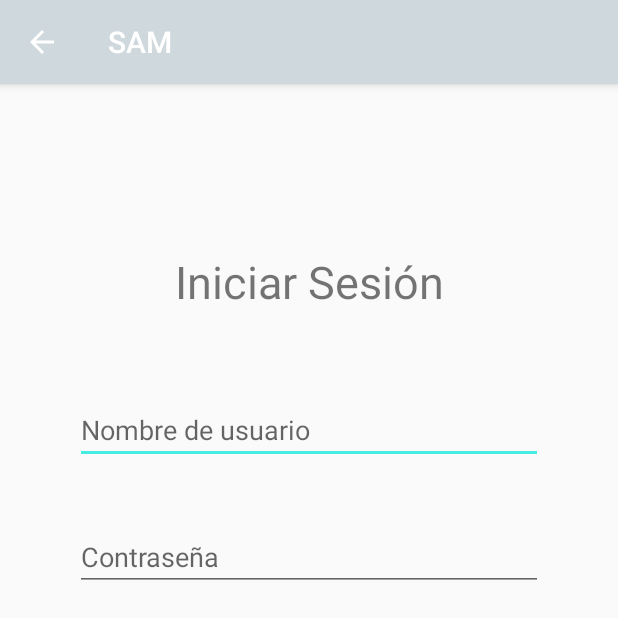
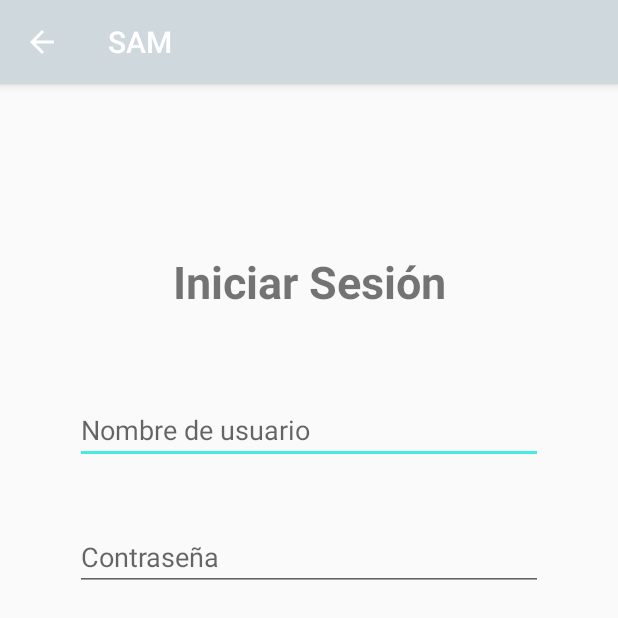
Before and after one commit to SoftwareArchitectureMail/sam_android_client, an Android app: the LoginActivity screen opened directly, with no data from a screen before it, on a phone screen of 412 x 824 dp, the top half of it. Run offline under Robolectric (Android 15) with nearby library versions, the phone set to English and light mode, and no system bars.

Commit message:
Bold Titles

```diff
--- a/app/src/main/res/layout/activity_login.xml
+++ b/app/src/main/res/layout/activity_login.xml
@@ -47,13 +47,14 @@
             android:id="@+id/txt_login_title"
             android:layout_width="220dp"
             android:layout_height="45dp"
+            android:layout_marginTop="111dp"
             android:text="@string/login_login_txt"
             android:textAlignment="center"
             android:textSize="30sp"
+            android:textStyle="bold"
             app:layout_constraintLeft_toLeftOf="parent"
             app:layout_constraintRight_toRightOf="parent"
-            app:layout_constraintTop_toTopOf="parent"
-            android:layout_marginTop="111dp" />
+            app:layout_constraintTop_toTopOf="parent" />
 
         <EditText
             android:id="@+id/input_login_password"
--- a/app/src/main/res/layout/activity_register1.xml
+++ b/app/src/main/res/layout/activity_register1.xml
@@ -21,6 +21,7 @@
             android:text="@string/register_register_txt"
             android:textAlignment="center"
             android:textSize="30sp"
+            android:textStyle="bold"
             app:layout_constraintLeft_toLeftOf="parent"
             app:layout_constraintRight_toRightOf="parent"
             app:layout_constraintTop_toTopOf="parent" />
--- a/app/src/main/res/layout/activity_register2.xml
+++ b/app/src/main/res/layout/activity_register2.xml
@@ -21,6 +21,7 @@
             android:text="@string/register_register_txt"
             android:textAlignment="center"
             android:textSize="30sp"
+            android:textStyle="bold"
             app:layout_constraintHorizontal_bias="0.506"
             app:layout_constraintLeft_toLeftOf="parent"
             app:layout_constraintRight_toRightOf="parent"
```
